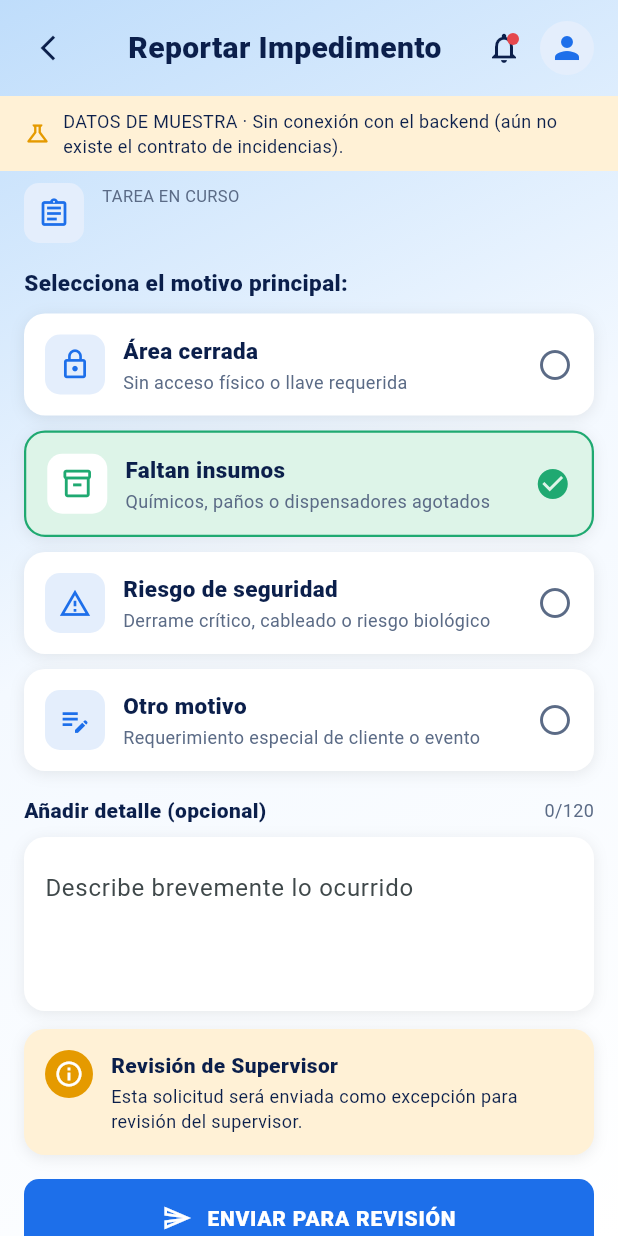
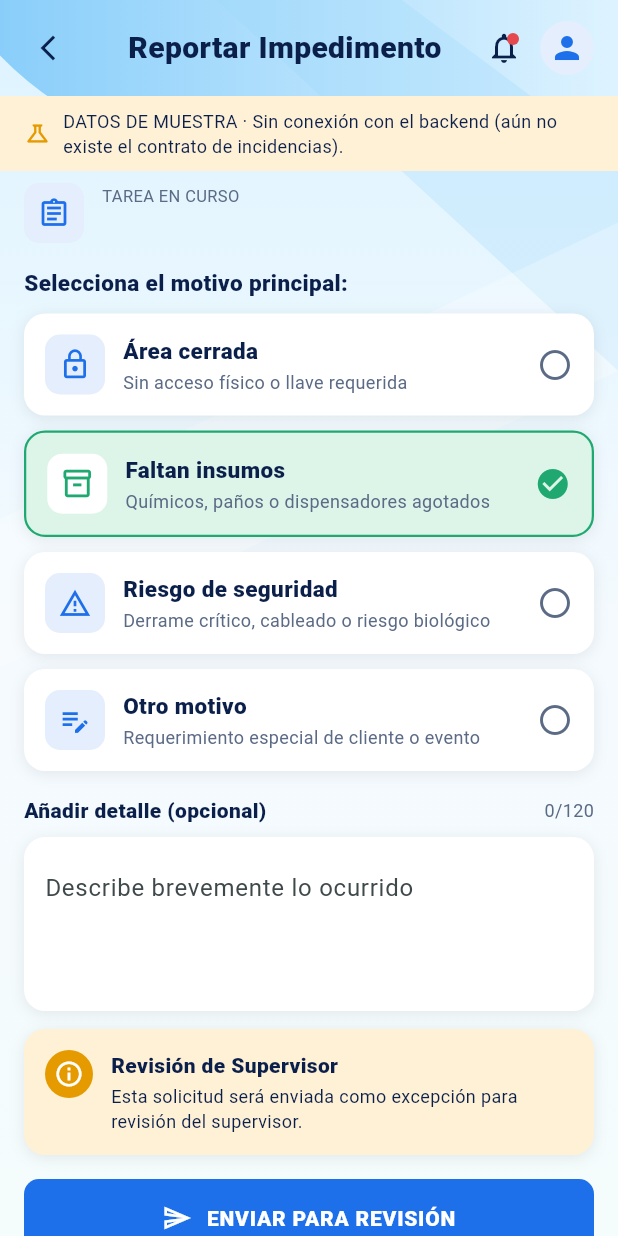
Before and after one commit to OperviaStartup/service-compliance-flutter, a Flutter app: the ReportImpedimentPage screen opened directly with empty values, after a tap on "Faltan insumos", on a phone screen of 412 x 824 dp. Run offline on Flutter 3.47's test engine with Material 3 defaults, Android fonts, the phone set to English and light mode, and no system bars.

Commit message:
fix(ui): apply the shared Opervia backdrop to all routes

```diff
--- /dev/null
+++ b/lib/app/opervia_backdrop.dart
@@ -0,0 +1,65 @@
+import 'package:flutter/material.dart';
+
+class OperviaBackdrop extends StatelessWidget {
+  const OperviaBackdrop({super.key, required this.child});
+
+  final Widget child;
+
+  @override
+  Widget build(BuildContext context) => CustomPaint(
+    painter: const _BackdropPainter(),
+    child: SizedBox.expand(child: child),
+  );
+}
+
+class _BackdropPainter extends CustomPainter {
+  const _BackdropPainter();
+
+  @override
+  void paint(Canvas canvas, Size size) {
+    final bounds = Offset.zero & size;
+    final width = size.width;
+    final height = size.height;
+
+    // Match the shared Opervia backdrop in the Android app.
+    const base = LinearGradient(
+      begin: Alignment.topCenter,
+      end: Alignment.bottomCenter,
+      colors: [Color(0xFFDDF3FF), Color(0xFFF4FAFE), Color(0xFFF5FCFC)],
+    );
+    canvas.drawRect(bounds, Paint()..shader = base.createShader(bounds));
+
+    final header = Path()
+      ..moveTo(0, 0)
+      ..lineTo(width, 0)
+      ..lineTo(width, height * .08)
+      ..quadraticBezierTo(width * .3, height * .2, 0, height * .045)
+      ..close();
+    const headerGradient = LinearGradient(
+      colors: [Color(0xFF89CEFA), Color(0xFFDEF3FF)],
+    );
+    canvas.drawPath(
+      header,
+      Paint()..shader = headerGradient.createShader(bounds),
+    );
+
+    final diagonal = Path()
+      ..moveTo(width * .35, 0)
+      ..lineTo(width, height * .3)
+      ..lineTo(width, height * .13)
+      ..lineTo(width * .65, 0)
+      ..close();
+    canvas.drawPath(diagonal, Paint()..color = const Color(0x479AD7FA));
+
+    final lower = Path()
+      ..moveTo(0, height * .42)
+      ..lineTo(width, height * .18)
+      ..lineTo(width, height * .3)
+      ..lineTo(0, height * .54)
+      ..close();
+    canvas.drawPath(lower, Paint()..color = const Color(0x42FFFFFF));
+  }
+
+  @override
+  bool shouldRepaint(_BackdropPainter oldDelegate) => false;
+}
--- a/lib/features/incidents/presentation/impediment_registered_page.dart
+++ b/lib/features/incidents/presentation/impediment_registered_page.dart
@@ -23,9 +23,7 @@ class ImpedimentRegisteredPage extends StatelessWidget {
   Widget build(BuildContext context) {
     final report = record.report;
     return Scaffold(
-      backgroundColor: Colors.white,
-      body: GradientBackground(
-        child: SafeArea(
+      body: SafeArea(
         child: Column(
           crossAxisAlignment: CrossAxisAlignment.stretch,
           children: [
@@ -193,7 +191,6 @@ class ImpedimentRegisteredPage extends StatelessWidget {
           ],
         ),
       ),
-      ),
     );
   }
 }
--- a/lib/features/incidents/presentation/incidents_design.dart
+++ b/lib/features/incidents/presentation/incidents_design.dart
@@ -11,25 +11,6 @@ abstract final class FigmaColors {
   static const amberBg = Color(0xFFFFF1D6);
   static const amber = Color(0xFFE59A00);
   static const error = Color(0xFFE5484D);
-}
-
-class GradientBackground extends StatelessWidget {
-  const GradientBackground({super.key, required this.child});
-
-  final Widget child;
-
-  @override
-  Widget build(BuildContext context) => DecoratedBox(
-    decoration: const BoxDecoration(
-      gradient: LinearGradient(
-        begin: Alignment.topLeft,
-        end: Alignment.bottomRight,
-        colors: [Color(0xFFBFDDFB), Color(0xFFF4F9FF), Colors.white],
-        stops: [0, 0.45, 1],
-      ),
-    ),
-    child: child,
-  );
 }
 
 class WhiteCard extends StatelessWidget {
@@ -197,11 +178,14 @@ class PrimaryButton extends StatelessWidget {
         else
           Icon(icon, size: 20),
         const SizedBox(width: 10),
-        Text(
-          label,
-          style: const TextStyle(
-            fontWeight: FontWeight.w800,
-            letterSpacing: 0.5,
+        Flexible(
+          child: Text(
+            label,
+            textAlign: TextAlign.center,
+            style: const TextStyle(
+              fontWeight: FontWeight.w800,
+              letterSpacing: 0.5,
+            ),
           ),
         ),
       ],
--- a/lib/features/incidents/presentation/report_impediment_page.dart
+++ b/lib/features/incidents/presentation/report_impediment_page.dart
@@ -132,9 +132,7 @@ class _ReportImpedimentPageState extends State<ReportImpedimentPage> {
   @override
   Widget build(BuildContext context) {
     return Scaffold(
-      backgroundColor: Colors.white,
-      body: GradientBackground(
-        child: SafeArea(
+      body: SafeArea(
         child: Column(
           crossAxisAlignment: CrossAxisAlignment.stretch,
           children: [
@@ -298,7 +296,6 @@ class _ReportImpedimentPageState extends State<ReportImpedimentPage> {
           ],
         ),
       ),
-      ),
     );
   }
 }
```
Also changed, not shown: lib/app/app.dart (+7 -0 lines), 1 other file. Lines whose indentation alone changed are shown as unchanged.
